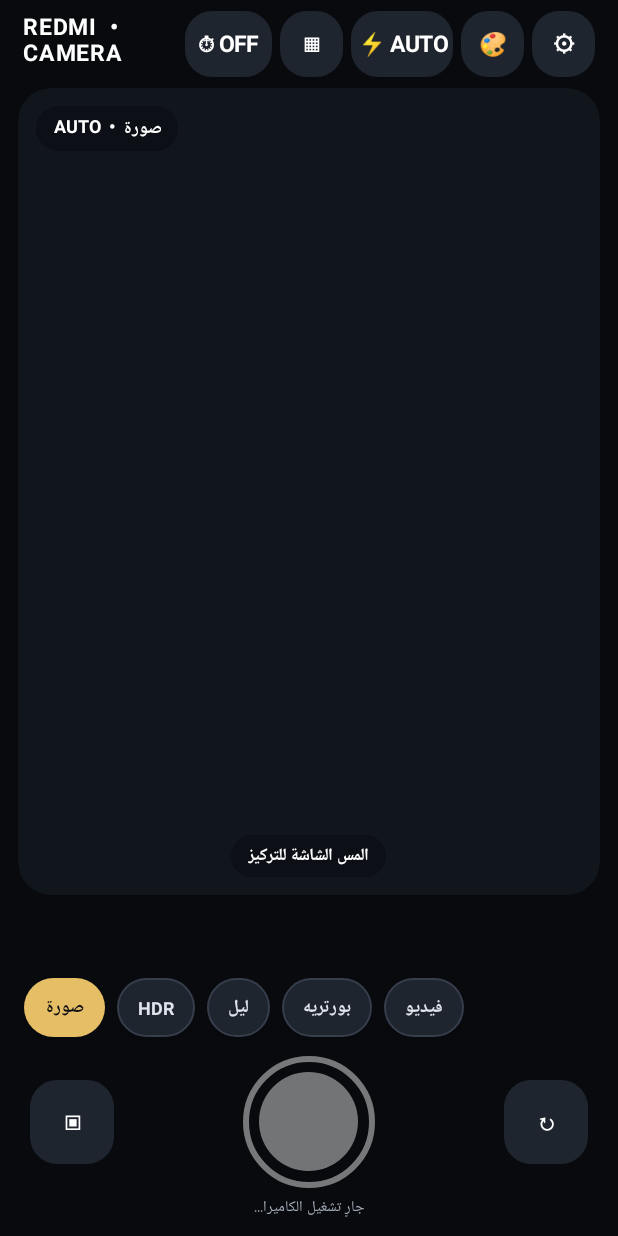
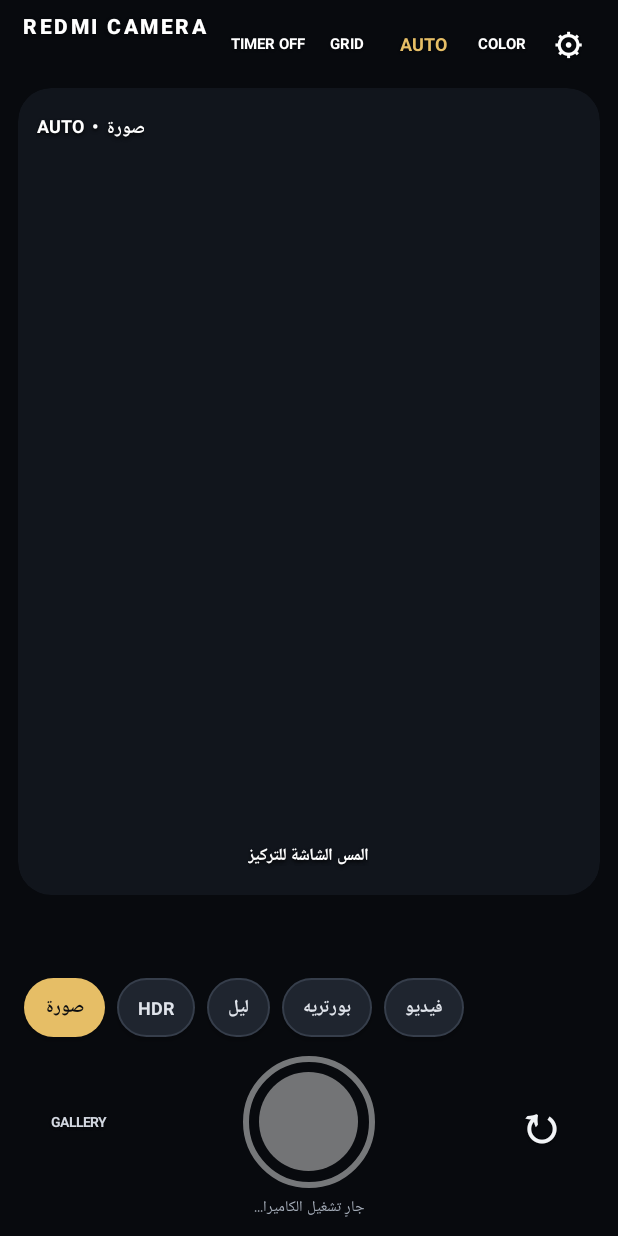
Before and after one commit to albrensflow-code/asd, an Android app: the screen it shows after launch (MainActivity), on a phone screen of 412 x 824 dp. Run offline under Robolectric (Android 15) with nearby library versions, the phone set to English and light mode, and no system bars; libraries missing offline, so code that uses them is left out: androidx.camera.camera2, androidx.camera.core, androidx.camera.extensions, androidx.camera.lifecycle, androidx.camera.video and 1 more; 8 statements that could not run were skipped.

Commit message:
Refine clean camera UI, floating controls and one-tap AUTO reset

```diff
--- a/Camera/app/src/main/java/com/example/camera/MainActivity.java
+++ b/Camera/app/src/main/java/com/example/camera/MainActivity.java
@@ -197,38 +197,45 @@ public class MainActivity extends ComponentActivity {
         header.setPadding(dp(3), 0, dp(3), dp(7));
 
         TextView brand = new TextView(this);
-        brand.setText("REDMI  •  CAMERA");
+        brand.setText("REDMI CAMERA");
         brand.setTextColor(Color.WHITE);
-        brand.setTextSize(15);
-        brand.setLetterSpacing(0.08f);
-        brand.setTypeface(Typeface.DEFAULT, Typeface.BOLD);
+        brand.setTextSize(14);
+        brand.setLetterSpacing(0.12f);
+        brand.setTypeface(Typeface.create("sans-serif-medium", Typeface.NORMAL), Typeface.BOLD);
+        brand.setShadowLayer(2f, 0f, 1f, 0x88000000);
         header.addView(brand, new LinearLayout.LayoutParams(0, dp(44), 1f));
 
-        timerButton = iconButton("⏱ OFF", 58);
+        timerButton = iconButton("TIMER OFF", 58);
+        timerButton.setTextSize(10);
         timerButton.setOnClickListener(v -> cycleTimer());
-        header.addView(timerButton, new LinearLayout.LayoutParams(dp(58), dp(44)));
+        header.addView(timerButton, new LinearLayout.LayoutParams(dp(57), dp(44)));
 
-        gridButton = iconButton("▦", 42);
+        gridButton = iconButton("GRID", 42);
+        gridButton.setTextSize(10);
         gridButton.setOnClickListener(v -> toggleGrid());
         LinearLayout.LayoutParams gridButtonParams = new LinearLayout.LayoutParams(dp(42), dp(44));
-        gridButtonParams.leftMargin = dp(5);
+        gridButtonParams.leftMargin = dp(3);
         header.addView(gridButton, gridButtonParams);
 
-        flashButton = iconButton("⚡ AUTO", 68);
-        flashButton.setOnClickListener(v -> cycleFlash());
-        LinearLayout.LayoutParams flashParams = new LinearLayout.LayoutParams(dp(68), dp(44));
-        flashParams.leftMargin = dp(5);
+        flashButton = iconButton("AUTO", 52);
+        flashButton.setTextSize(12);
+        flashButton.setTextColor(Color.rgb(230, 190, 102));
+        flashButton.setOnClickListener(v -> resetAutoMode());
+        LinearLayout.LayoutParams flashParams = new LinearLayout.LayoutParams(dp(52), dp(44));
+        flashParams.leftMargin = dp(3);
         header.addView(flashButton, flashParams);
 
-        TextView colorButton = iconButton("🎨", 42);
-        LinearLayout.LayoutParams colorParams = new LinearLayout.LayoutParams(dp(42), dp(44));
-        colorParams.leftMargin = dp(5);
+        TextView colorButton = iconButton("COLOR", 46);
+        colorButton.setTextSize(10);
+        LinearLayout.LayoutParams colorParams = new LinearLayout.LayoutParams(dp(46), dp(44));
+        colorParams.leftMargin = dp(3);
         header.addView(colorButton, colorParams);
         colorButton.setOnClickListener(v -> openColorLab());
 
-        TextView settingsButton = iconButton("⚙", 42);
-        LinearLayout.LayoutParams settingsParams = new LinearLayout.LayoutParams(dp(42), dp(44));
-        settingsParams.leftMargin = dp(5);
+        TextView settingsButton = iconButton("⚙", 36);
+        settingsButton.setTextSize(20);
+        LinearLayout.LayoutParams settingsParams = new LinearLayout.LayoutParams(dp(36), dp(44));
+        settingsParams.leftMargin = dp(3);
         header.addView(settingsButton, settingsParams);
         settingsButton.setOnClickListener(v -> showProSettings());
 
@@ -304,9 +311,11 @@ public class MainActivity extends ComponentActivity {
         captureRow.setGravity(Gravity.CENTER);
         captureRow.setPadding(dp(8), dp(3), dp(8), dp(2));
 
-        TextView galleryButton = iconButton("▣", 52);
+        TextView galleryButton = iconButton("GALLERY", 56);
+        galleryButton.setTextSize(9);
+        galleryButton.setTextColor(Color.rgb(210, 215, 224));
         galleryButton.setOnClickListener(v -> openGallery());
-        captureRow.addView(galleryButton, new LinearLayout.LayoutParams(dp(56), dp(56)));
+        captureRow.addView(galleryButton, new LinearLayout.LayoutParams(dp(64), dp(56)));
 
         FrameLayout shutterHolder = new FrameLayout(this);
         shutterButton = createShutter();
@@ -315,8 +324,11 @@ public class MainActivity extends ComponentActivity {
         captureRow.addView(shutterHolder, shutterParams);
 
         TextView switchButton = iconButton("↻", 52);
+        switchButton.setTextSize(34);
+        switchButton.setTextColor(Color.rgb(242, 244, 247));
+        switchButton.setContentDescription("تبديل الكاميرا الأمامية والخلفية");
         switchButton.setOnClickListener(v -> switchCamera());
-        captureRow.addView(switchButton, new LinearLayout.LayoutParams(dp(56), dp(56)));
+        captureRow.addView(switchButton, new LinearLayout.LayoutParams(dp(64), dp(64)));
 
         LinearLayout.LayoutParams captureParams = new LinearLayout.LayoutParams(
                 LinearLayout.LayoutParams.MATCH_PARENT, dp(94));
@@ -373,9 +385,11 @@ public class MainActivity extends ComponentActivity {
         view.setTextSize(15);
         view.setTypeface(Typeface.DEFAULT, Typeface.BOLD);
         view.setGravity(Gravity.CENTER);
-        view.setBackground(roundRect(Color.rgb(31, 37, 47), 18, 0, Color.TRANSPARENT));
+        view.setBackgroundColor(Color.TRANSPARENT);
+        view.setPadding(0, 0, 0, 0);
         view.setClickable(true);
         view.setFocusable(true);
+        view.setShadowLayer(1.5f, 0f, 1f, 0x77000000);
         return view;
     }
 
@@ -386,8 +400,9 @@ public class MainActivity extends ComponentActivity {
         view.setTextSize(size);
         view.setTypeface(Typeface.DEFAULT, Typeface.BOLD);
         view.setGravity(Gravity.CENTER);
-        view.setPadding(dp(11), 0, dp(11), 0);
-        view.setBackground(roundRect(0x99090C12, 30, 0, Color.TRANSPARENT));
+        view.setPadding(0, 0, 0, 0);
+        view.setBackgroundColor(Color.TRANSPARENT);
+        view.setShadowLayer(2.5f, 0f, 1.5f, 0xCC000000);
         return view;
     }
 
@@ -468,6 +483,7 @@ public class MainActivity extends ComponentActivity {
         if (previewView == null) return;
         setCaptureEnabled(false);
         setStatus("جارٍ تشغيل الكاميرا...");
+        if (flashButton != null) flashButton.setText("AUTO");
         ListenableFuture<ProcessCameraProvider> providerFuture =
                 ProcessCameraProvider.getInstance(getApplicationContext());
         providerFuture.addListener(() -> {
@@ -732,6 +748,37 @@ public class MainActivity extends ComponentActivity {
         startCamera();
     }
 
+    private void resetAutoMode() {
+        if (activeRecording != null) {
+            Toast.makeText(this, "أوقف تسجيل الفيديو أولًا.", Toast.LENGTH_SHORT).show();
+            return;
+        }
+        activeMode = MODE_PHOTO;
+        flashMode = FLASH_AUTO;
+        torchOn = false;
+        manualExposureEnabled = false;
+        manualFocusEnabled = false;
+        manualFocusDistance = 0f;
+        manualIso = 200;
+        manualExposureNs = 10_000_000L;
+        whiteBalanceMode = AWB_AUTO;
+        antiBandingMode = CaptureRequest.CONTROL_AE_ANTIBANDING_MODE_AUTO;
+        exposureCompensationIndex = 0;
+        updateModeButtons();
+        if (camera != null) {
+            try {
+                camera.getCameraControl().enableTorch(false);
+                camera.getCameraControl().setExposureCompensationIndex(0);
+                Camera2CameraControl.from(camera.getCameraControl()).clearCaptureRequestOptions();
+            } catch (Exception ignored) { }
+        }
+        if (imageCapture != null) imageCapture.setFlashMode(ImageCapture.FLASH_MODE_AUTO);
+        flashButton.setText("AUTO");
+        setStatus("AUTO • تركيز وتعريض وألوان تلقائية");
+        Toast.makeText(this, "رجعت كل إعدادات التصوير إلى AUTO", Toast.LENGTH_SHORT).show();
+        if (activeMode != MODE_PHOTO) startCamera();
+    }
+
     private void cycleFlash() {
         if (!flashAvailable || camera == null) return;
         if (activeMode == MODE_VIDEO) {
@@ -749,13 +796,7 @@ public class MainActivity extends ComponentActivity {
 
     private void updateFlashLabel() {
         if (flashButton == null) return;
-        if (activeMode == MODE_VIDEO) {
-            flashButton.setText(torchOn ? "☼ LIGHT ON" : "☼ LIGHT OFF");
-            return;
-        }
-        String label = flashMode == FLASH_AUTO ? "⚡ AUTO"
-                : flashMode == FLASH_ON ? "⚡ ON" : "⚡ OFF";
-        flashButton.setText(label);
+        flashButton.setText("AUTO");
     }
 
 
@@ -784,7 +825,7 @@ public class MainActivity extends ComponentActivity {
     private void cycleTimer() {
         timerIndex = (timerIndex + 1) % timerValues.length;
         int seconds = timerValues[timerIndex];
-        timerButton.setText(seconds == 0 ? "⏱ OFF" : "⏱ " + seconds + "s");
+        timerButton.setText(seconds == 0 ? "TIMER OFF" : "TIMER " + seconds + "s");
     }
 
     private void toggleGrid() {
@@ -793,7 +834,7 @@ public class MainActivity extends ComponentActivity {
             gridOverlay.setGridVisible(gridEnabled);
             gridOverlay.setVisibility(gridEnabled ? View.VISIBLE : View.GONE);
         }
-        if (gridButton != null) gridButton.setText(gridEnabled ? "▦ ON" : "▦");
+        if (gridButton != null) gridButton.setText(gridEnabled ? "GRID ON" : "GRID");
     }
 
     private void openColorLab() {
@@ -973,6 +1014,28 @@ public class MainActivity extends ComponentActivity {
 
         TextView intro = settingText("تحكم بالصورة حسب ما تسمح به عدسة الهاتف. بعض الخيارات قد تختفي إذا لم يدعمها تعريف شاومي.", 12, false);
         panel.addView(intro);
+
+        addSection(panel, "الفلاش");
+        Spinner flashSpinner = new Spinner(this);
+        String[] flashNames = {"تلقائي AUTO", "تشغيل ON", "إيقاف OFF"};
+        ArrayAdapter<String> flashAdapter = new ArrayAdapter<>(this, android.R.layout.simple_spinner_item, flashNames);
+        flashAdapter.setDropDownViewResource(android.R.layout.simple_spinner_dropdown_item);
+        flashSpinner.setAdapter(flashAdapter);
+        flashSpinner.setSelection(flashMode);
+        panel.addView(flashSpinner);
+        flashSpinner.setOnItemSelectedListener(new android.widget.AdapterView.OnItemSelectedListener() {
+            private boolean first = true;
+            @Override public void onItemSelected(android.widget.AdapterView<?> parent, View view, int position, long id) {
+                if (first) { first = false; return; }
+                flashMode = position;
+                if (imageCapture != null) {
+                    imageCapture.setFlashMode(position == FLASH_AUTO ? ImageCapture.FLASH_MODE_AUTO
+                            : position == FLASH_ON ? ImageCapture.FLASH_MODE_ON : ImageCapture.FLASH_MODE_OFF);
+                }
+                updateFlashLabel();
+            }
+            @Override public void onNothingSelected(android.widget.AdapterView<?> parent) { }
+        });
 
         addSection(panel, "التعريض");
         android.util.Range<Integer> evRange = camera.getCameraInfo().getExposureState().getExposureCompensationRange();
```
